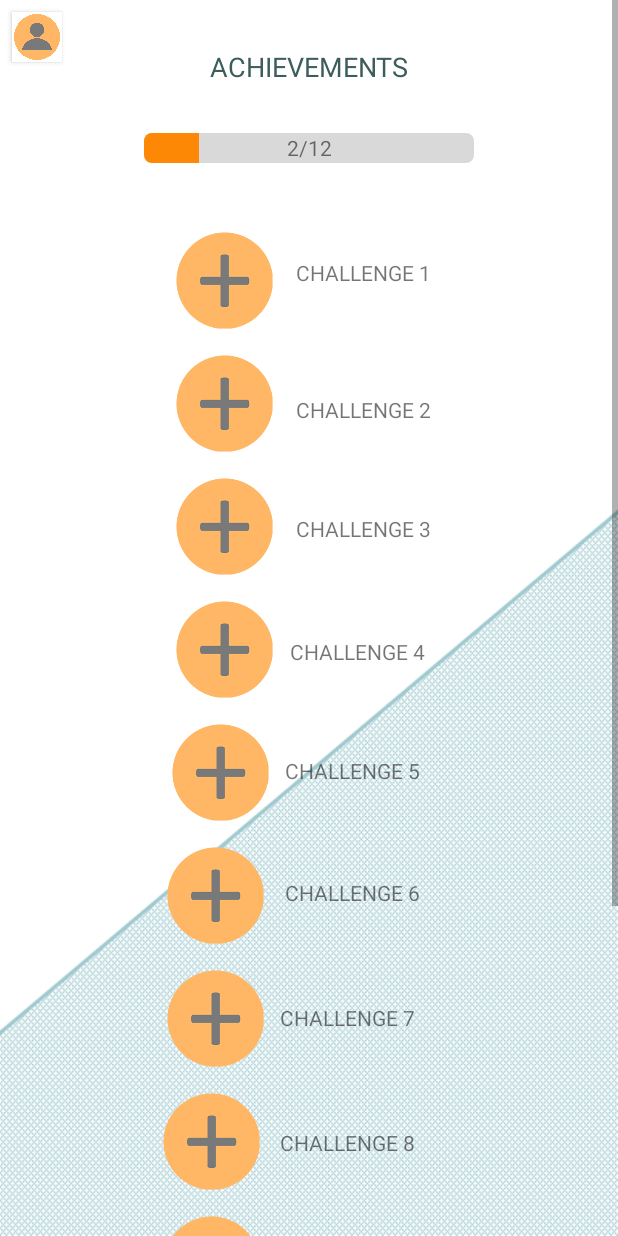
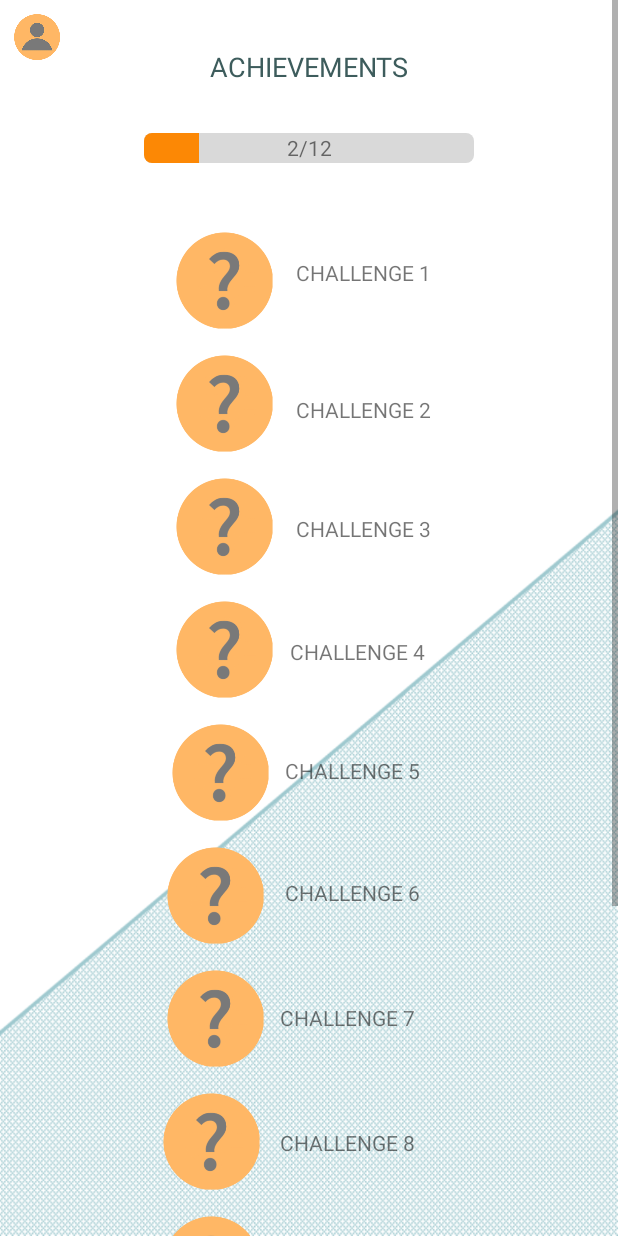
Before and after one commit to taravancalster/OurApp, an Android app: the Achievements screen opened directly, with no data from a screen before it, on a phone screen of 412 x 824 dp. Run offline under Robolectric (Android 15) with nearby library versions, the phone set to English and light mode, and no system bars.

Commit message:
questionmark insetead of plus symbol

```diff
--- a/app/src/main/java/com/example/tarav/ourapp/GaleryProof.java
+++ b/app/src/main/java/com/example/tarav/ourapp/GaleryProof.java
@@ -55,13 +55,13 @@ public class GaleryProof extends AppCompatActivity {
                 //save image in storage
                 //???????
                 //go back to Profile
-                startActivity(new Intent(GaleryProof.this, Achievements.class));
+                startActivity(new Intent(GaleryProof.this, Challenge.class));
             }
 
             //if the cancel button is clicked, the user will be taken back to profile
             if(v.getId() == R.id.cancelButtonGalleryProof){
                 //go back to Profile
-                startActivity(new Intent(GaleryProof.this, Profile.class));
+                startActivity(new Intent(GaleryProof.this, Challenge.class));
             }
         }
     };
--- a/app/src/main/res/layout/activity_achievements.xml
+++ b/app/src/main/res/layout/activity_achievements.xml
@@ -31,7 +31,7 @@
             android:id="@+id/homeButtonAchievements"
             android:layout_width="33dp"
             android:layout_height="33dp"
-            android:background="@drawable/man"
+            android:background="@drawable/homebtn"
             app:layout_constraintTop_toTopOf="parent"
             android:layout_marginTop="8dp"
             android:layout_marginLeft="8dp"
@@ -81,7 +81,7 @@
             app:layout_constraintHorizontal_bias="0.875"
             app:layout_constraintStart_toStartOf="parent"
             app:layout_constraintTop_toBottomOf="@+id/textViewProgress"
-            app:srcCompat="@drawable/pluszeichen"
+            app:srcCompat="@drawable/fragezeichen"
             android:layout_marginRight="8dp"
             android:layout_marginLeft="80dp" />
 
@@ -109,7 +109,7 @@
             app:layout_constraintHorizontal_bias="0.875"
             app:layout_constraintStart_toStartOf="parent"
             app:layout_constraintTop_toBottomOf="@+id/imageChallenge1"
-            app:srcCompat="@drawable/pluszeichen"
+            app:srcCompat="@drawable/fragezeichen"
             android:layout_marginRight="8dp"
             android:layout_marginLeft="80dp" />
 
@@ -137,7 +137,7 @@
             app:layout_constraintHorizontal_bias="0.875"
             app:layout_constraintStart_toStartOf="parent"
             app:layout_constraintTop_toBottomOf="@+id/imageChallenge2"
-            app:srcCompat="@drawable/pluszeichen"
+            app:srcCompat="@drawable/fragezeichen"
             android:layout_marginLeft="80dp"
             android:layout_marginRight="8dp" />
 
@@ -165,7 +165,7 @@
             app:layout_constraintHorizontal_bias="0.875"
             app:layout_constraintStart_toStartOf="parent"
             app:layout_constraintTop_toBottomOf="@+id/imageChallenge3"
-            app:srcCompat="@drawable/pluszeichen"
+            app:srcCompat="@drawable/fragezeichen"
             android:layout_marginRight="8dp"
             android:layout_marginLeft="80dp" />
 
@@ -196,7 +196,7 @@
             app:layout_constraintHorizontal_bias="0.9"
             app:layout_constraintStart_toStartOf="parent"
             app:layout_constraintTop_toBottomOf="@+id/imageChallenge4"
-            app:srcCompat="@drawable/pluszeichen"
+            app:srcCompat="@drawable/fragezeichen"
             android:layout_marginRight="8dp"
             android:layout_marginLeft="80dp" />
 
@@ -228,7 +228,7 @@
             app:layout_constraintHorizontal_bias="0.9"
             app:layout_constraintStart_toStartOf="parent"
             app:layout_constraintTop_toBottomOf="@+id/imageChallenge5"
-            app:srcCompat="@drawable/pluszeichen"
+            app:srcCompat="@drawable/fragezeichen"
             android:layout_marginRight="8dp"
             android:layout_marginLeft="80dp" />
 
@@ -260,7 +260,7 @@
             app:layout_constraintHorizontal_bias="0.9"
             app:layout_constraintStart_toStartOf="parent"
             app:layout_constraintTop_toBottomOf="@+id/imageChallenge6"
-            app:srcCompat="@drawable/pluszeichen"
+            app:srcCompat="@drawable/fragezeichen"
             android:layout_marginRight="8dp"
             android:layout_marginLeft="80dp" />
 
@@ -292,7 +292,7 @@
             app:layout_constraintHorizontal_bias="0.9"
             app:layout_constraintStart_toStartOf="parent"
             app:layout_constraintTop_toBottomOf="@+id/imageChallenge7"
-            app:srcCompat="@drawable/pluszeichen"
+            app:srcCompat="@drawable/fragezeichen"
             android:layout_marginRight="8dp"
             android:layout_marginLeft="80dp" />
 
@@ -324,7 +324,7 @@
             app:layout_constraintHorizontal_bias="0.9"
             app:layout_constraintStart_toStartOf="parent"
             app:layout_constraintTop_toBottomOf="@+id/imageChallenge8"
-            app:srcCompat="@drawable/pluszeichen"
+            app:srcCompat="@drawable/fragezeichen"
             android:layout_marginRight="8dp"
             android:layout_marginLeft="80dp" />
 
@@ -356,7 +356,7 @@
             app:layout_constraintHorizontal_bias="0.9"
             app:layout_constraintStart_toStartOf="parent"
             app:layout_constraintTop_toBottomOf="@+id/imageChallenge9"
-            app:srcCompat="@drawable/pluszeichen"
+            app:srcCompat="@drawable/fragezeichen"
             android:layout_marginRight="8dp"
             android:layout_marginLeft="80dp" />
 
@@ -388,7 +388,7 @@
             app:layout_constraintHorizontal_bias="0.9"
             app:layout_constraintStart_toStartOf="parent"
             app:layout_constraintTop_toBottomOf="@+id/imageChallenge10"
-            app:srcCompat="@drawable/pluszeichen"
+            app:srcCompat="@drawable/fragezeichen"
             android:layout_marginRight="8dp"
             android:layout_marginLeft="80dp" />
 
@@ -420,7 +420,7 @@
             app:layout_constraintHorizontal_bias="0.9"
             app:layout_constraintStart_toStartOf="parent"
             app:layout_constraintTop_toBottomOf="@+id/imageChallenge11"
-            app:srcCompat="@drawable/pluszeichen"
+            app:srcCompat="@drawable/fragezeichen"
             android:layout_marginRight="8dp"
             android:layout_marginLeft="80dp" />
 
--- a/app/src/main/res/layout/activity_challenge.xml
+++ b/app/src/main/res/layout/activity_challenge.xml
@@ -115,7 +115,7 @@
         android:id="@+id/homeButtonChallenge"
         android:layout_width="33dp"
         android:layout_height="33dp"
-        android:background="@drawable/man"
+        android:background="@drawable/homebtn"
         app:layout_constraintTop_toTopOf="parent"
         android:layout_marginTop="8dp"
         android:layout_marginLeft="8dp"
--- a/app/src/main/res/layout/activity_change_profile.xml
+++ b/app/src/main/res/layout/activity_change_profile.xml
@@ -26,7 +26,7 @@
         android:id="@+id/homeButtonChangeProfile"
         android:layout_width="33dp"
         android:layout_height="33dp"
-        android:background="@drawable/man"
+        android:background="@drawable/homebtn"
         app:layout_constraintTop_toTopOf="parent"
         android:layout_marginTop="8dp"
         android:layout_marginLeft="8dp"
--- a/app/src/main/res/layout/activity_change_pw.xml
+++ b/app/src/main/res/layout/activity_change_pw.xml
@@ -110,7 +110,7 @@
         android:id="@+id/homeButtonChangePw"
         android:layout_width="33dp"
         android:layout_height="33dp"
-        android:background="@drawable/man"
+        android:background="@drawable/homebtn"
         app:layout_constraintRight_toLeftOf="@+id/textView10"
         android:layout_marginRight="82dp"
         app:layout_constraintTop_toTopOf="parent"
--- a/app/src/main/res/layout/activity_galery.xml
+++ b/app/src/main/res/layout/activity_galery.xml
@@ -80,7 +80,7 @@
         android:id="@+id/homeButtonGallery"
         android:layout_width="33dp"
         android:layout_height="33dp"
-        android:background="@drawable/man"
+        android:background="@drawable/homebtn"
         android:layout_marginRight="82dp"
         app:layout_constraintTop_toTopOf="parent"
         android:layout_marginTop="8dp"
--- a/app/src/main/res/layout/activity_galery_proof.xml
+++ b/app/src/main/res/layout/activity_galery_proof.xml
@@ -62,7 +62,7 @@
         android:id="@+id/homeButtonGalleryProof"
         android:layout_width="33dp"
         android:layout_height="33dp"
-        android:background="@drawable/man"
+        android:background="@drawable/homebtn"
         android:layout_marginRight="82dp"
         app:layout_constraintTop_toTopOf="parent"
         android:layout_marginTop="8dp"
```
Also changed, not shown: app/src/main/java/com/example/tarav/ourapp/Galery.java (+4 -4 lines), app/src/main/res/drawable/fragezeichen.png (added), app/src/main/res/mipmap-hdpi/ic_launcher_foreground.png (added), app/src/main/res/mipmap-mdpi/ic_launcher_foreground.png (added), app/src/main/res/mipmap-xhdpi/ic_launcher_foreground.png (added), app/src/main/res/mipmap-xxhdpi/ic_launcher_foreground.png (added), app/src/main/res/mipmap-xxxhdpi/ic_launcher_foreground.png (added).
